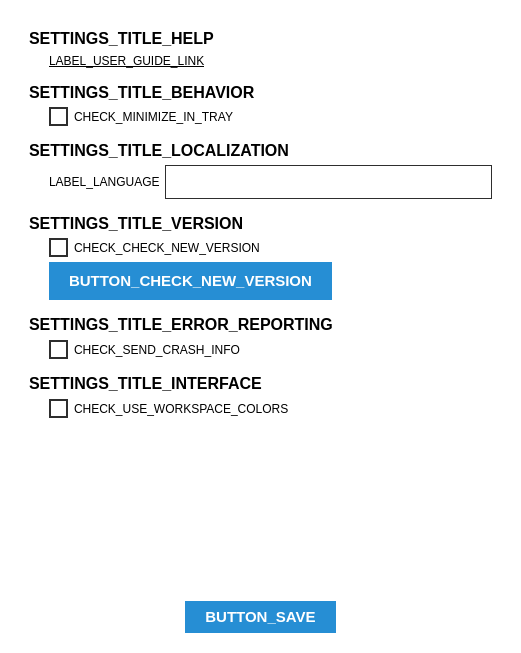
The window that parsec/core/gui/forms/global_settings_widget.ui (Scille/parsec-cloud) describes before a commit, drawn with Qt 5.
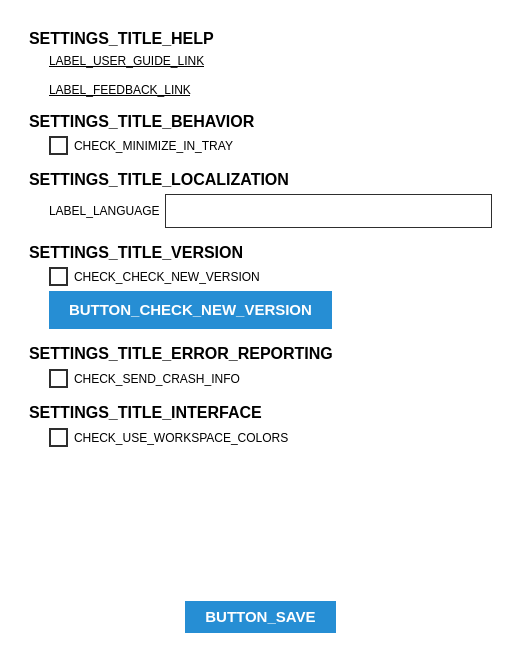
The same window after the commit. Icons and pictures are not drawn. Custom widgets are drawn as their Qt base class.

Commit message: [GUI] Added a "Send feedback" link

```diff
--- a/parsec/core/gui/forms/global_settings_widget.ui
+++ b/parsec/core/gui/forms/global_settings_widget.ui
@@ -250,6 +250,28 @@
          </layout>
         </widget>
        </item>
+       <item>
+        <layout class="QHBoxLayout" name="horizontalLayout_14">
+         <property name="leftMargin">
+          <number>20</number>
+         </property>
+         <item>
+          <widget class="ClickableLabel" name="label_send_feedback">
+           <property name="font">
+            <font>
+             <underline>true</underline>
+            </font>
+           </property>
+           <property name="text">
+            <string>LABEL_FEEDBACK_LINK</string>
+           </property>
+           <property name="textFormat">
+            <enum>Qt::RichText</enum>
+           </property>
+          </widget>
+         </item>
+        </layout>
+       </item>
        <item>
         <widget class="QWidget" name="widget_3" native="true">
          <layout class="QVBoxLayout" name="verticalLayout_9">
@@ -680,16 +702,16 @@
   </layout>
  </widget>
  <customwidgets>
-  <customwidget>
-   <class>ClickableLabel</class>
-   <extends>QLabel</extends>
-   <header>parsec.core.gui.custom_widgets</header>
-  </customwidget>
   <customwidget>
    <class>ShadowedButton</class>
    <extends>QPushButton</extends>
    <header>parsec.core.gui.custom_widgets</header>
   </customwidget>
+  <customwidget>
+   <class>ClickableLabel</class>
+   <extends>QLabel</extends>
+   <header>parsec.core.gui.custom_widgets</header>
+  </customwidget>
  </customwidgets>
  <resources/>
  <connections/>
```
The commit also changes 5 other files.
